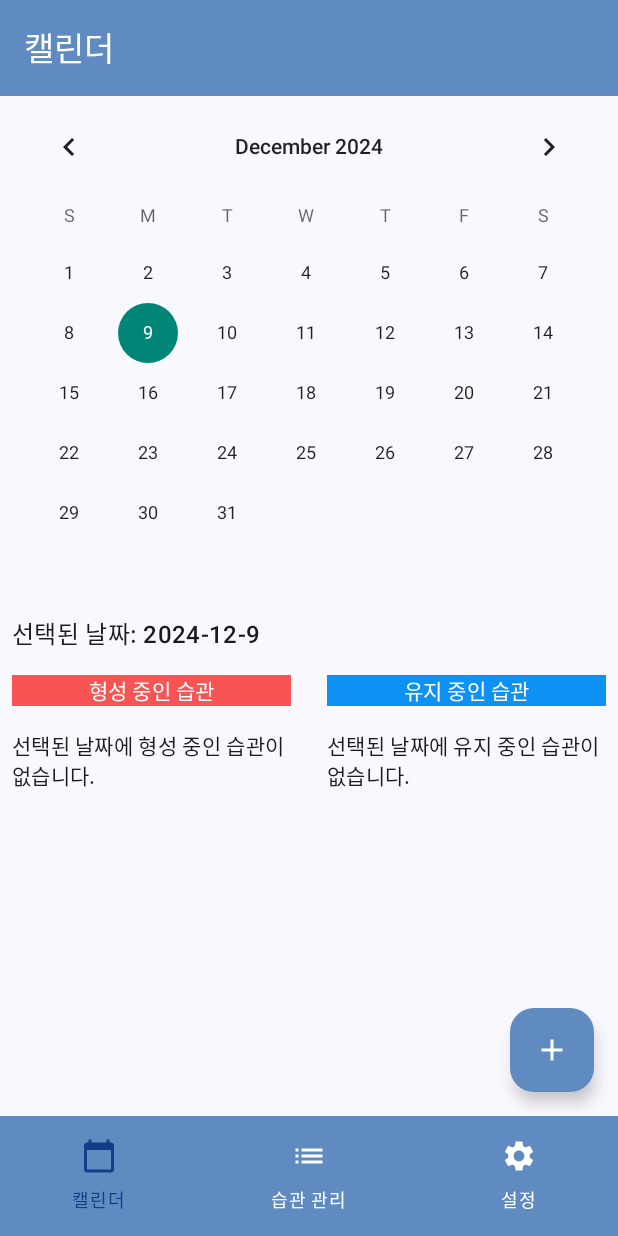
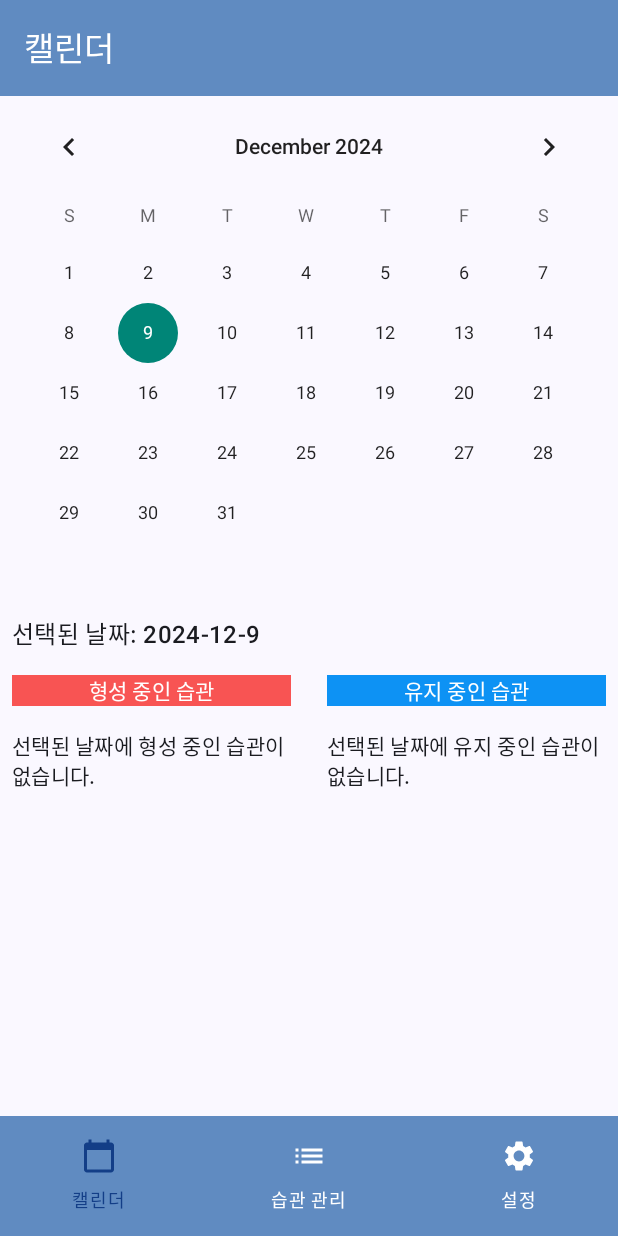
Before and after one commit to tesabel/mobileAppDevTeam25, an Android app built with Jetpack Compose: the CalendarPage screen opened through its navigation route, on a phone screen of 412 x 824 dp. Run offline under Robolectric (Android 15) with nearby library versions, the phone set to English and light mode, and no system bars; our stand-ins replace Firebase (no records; nobody signed in at launch, a user with empty details on screens opened directly).

Commit message:
fix calenderPage

```diff
--- a/app/src/main/java/com/example/doordonot/calendar/CalenderPage.kt
+++ b/app/src/main/java/com/example/doordonot/calendar/CalenderPage.kt
@@ -13,13 +13,9 @@ import androidx.compose.foundation.layout.padding
 import androidx.compose.foundation.layout.width
 import androidx.compose.foundation.lazy.LazyColumn
 import androidx.compose.foundation.lazy.items
-import androidx.compose.material.icons.Icons
-import androidx.compose.material.icons.filled.Add
 import androidx.compose.material3.Card
 import androidx.compose.material3.CardDefaults
 import androidx.compose.material3.Checkbox
-import androidx.compose.material3.FloatingActionButton
-import androidx.compose.material3.Icon
 import androidx.compose.material3.MaterialTheme
 import androidx.compose.material3.Scaffold
 import androidx.compose.material3.Text
@@ -30,13 +26,11 @@ import androidx.compose.runtime.getValue
 import androidx.compose.ui.Alignment
 import androidx.compose.ui.Modifier
 import androidx.compose.ui.graphics.Color
-import androidx.compose.ui.res.colorResource
 import androidx.compose.ui.text.style.TextAlign
 import androidx.compose.ui.unit.dp
 import androidx.compose.ui.viewinterop.AndroidView
 import androidx.lifecycle.viewmodel.compose.viewModel
 import androidx.navigation.NavController
-import com.example.doordonot.R
 import com.example.doordonot.auth.AuthViewModel
 import com.example.doordonot.model.HabitDisplay
 import com.example.doordonot.model.HabitType
@@ -63,15 +57,16 @@ fun CalendarPage(
     val currentUser by authViewModel.currentUser.collectAsState()
     Scaffold(
         topBar = { TopBar(title = "캘린더") },
-        floatingActionButton = {
-            FloatingActionButton(
-                onClick = { navController.navigate("make_habit") },
-                containerColor = colorResource(id = R.color.blue),
-                contentColor = colorResource(id = R.color.white),
-            ) {
-                Icon(Icons.Default.Add, contentDescription = "습관 추가")
-            }
-        },bottomBar = { BottomNavigationBar(navController) }
+//        floatingActionButton = {
+//            FloatingActionButton(
+//                onClick = { navController.navigate("make_habit") },
+//                containerColor = colorResource(id = R.color.blue),
+//                contentColor = colorResource(id = R.color.white),
+//            ) {
+//                Icon(Icons.Default.Add, contentDescription = "습관 추가")
+//            }
+//        },
+        bottomBar = { BottomNavigationBar(navController) }
     ) { innerPadding ->
         if (currentUser != null)
         { LaunchedEffect(selectedDate, currentUser!!.uid) {
@@ -212,7 +207,7 @@ fun HabitDisplayCard(habitDisplay: HabitDisplay) {
 
                 Row(verticalAlignment = Alignment.CenterVertically) {
                     Text(
-                        text = "오늘의 체크 상태:",
+                        text = "해당 날짜 체크 상태:",
                         style = MaterialTheme.typography.bodyMedium,
                         modifier = Modifier.padding(end = 8.dp)
                     )
--- a/app/src/main/java/com/example/doordonot/ui/HabitManagementPage.kt
+++ b/app/src/main/java/com/example/doordonot/ui/HabitManagementPage.kt
@@ -164,7 +164,7 @@ fun HabitManagementPage(
                                         coroutineScope.launch {
                                             if (success) {
                                                 // 1.5초 로딩 후
-                                                delay(1500)
+                                                delay(100)
                                                 isLoading = false
                                                 showMessage = true
                                                 // 리스트 갱신
```
